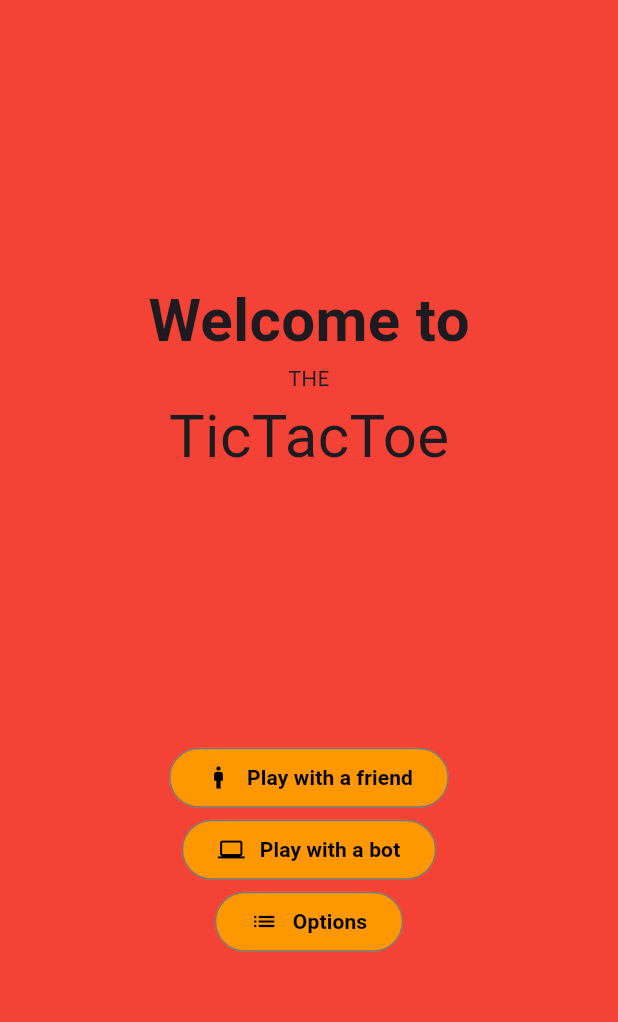
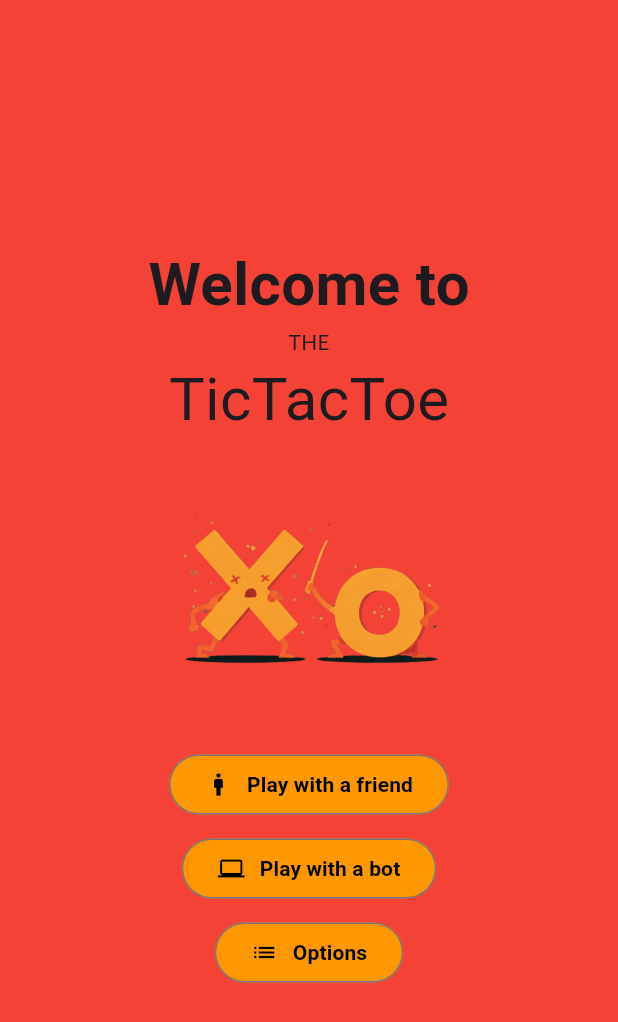
Before and after one commit to Nagepo/TicTacToe, a Flutter app: the screen it shows after launch, on a phone screen of 412 x 824 dp. Shown: the top 1022 px of the screen. Run offline on Flutter 3.47's test engine with Material 3 defaults, Android fonts, the phone set to English and light mode, and no system bars; our stand-ins replace google_fonts.

```diff
--- a/lib/main.dart
+++ b/lib/main.dart
@@ -4,13 +4,9 @@ import 'package:google_fonts/google_fonts.dart';
 import 'package:tictactoe/pages/with_bot.dart';
 import 'package:tictactoe/pages/with_player.dart';
 
-//TODO 0- Cambiare root di Github in modo da sincronizzare codice
 //TODO 1- Pulire codice
-//TODO 2- Risolvere problema assets
 //TODO 3- Provare a mettere sfondo in moviemento, o trovare sfondo bello
 //TODO 4- Trovare armocromia per app totale
-
-//TODO extra - CONTROLLARE SE FUNZIONA IL GITHUB WORLD
 
 void main() {
   //this is for the device app orientation
@@ -28,12 +24,8 @@ class MyApp extends StatelessWidget {
 
   @override
   Widget build(BuildContext context) {
-    return MaterialApp(
-      theme: ThemeData(
-        scaffoldBackgroundColor: Colors.white,
-        //textTheme: GoogleFonts.dotoTextTheme()
-      ),
-      home: const MyHomePage(),
+    return const MaterialApp(
+      home: MyHomePage(),
       debugShowCheckedModeBanner: false,
     );
   }
@@ -47,13 +39,7 @@ class MyHomePage extends StatefulWidget {
 }
 
 class _MyHomePageState extends State<MyHomePage> {
-  TextStyle titleText = const TextStyle(
-    fontSize: 40,
-    fontWeight: FontWeight.bold,
-    fontFamily: "Fantasy",
-  );
-
-  buttonPacking(x, y) {
+  buttonPacking(String x, IconData y) {
     return Row(
       mainAxisSize: MainAxisSize.min,
       children: [
@@ -65,7 +51,7 @@ class _MyHomePageState extends State<MyHomePage> {
           width: 10,
         ),
         Text(
-          "$x",
+          x,
           style: GoogleFonts.pixelifySans(
             color: Colors.black,
             fontWeight: FontWeight.bold,
@@ -82,7 +68,6 @@ class _MyHomePageState extends State<MyHomePage> {
       body: Center(
         child: Column(
           mainAxisSize: MainAxisSize.min,
-          //mainAxisAlignment: MainAxisAlignment.center,
           children: [
             const Text(
               "Welcome to",
@@ -99,14 +84,17 @@ class _MyHomePageState extends State<MyHomePage> {
               "TicTacToe",
               style: GoogleFonts.pixelifySans(fontSize: 40),
             ),
-            const SizedBox(
-              height: 175,
+            //this is an AI generated image for the nice homescreen
+            const Image(
+              height: 200,
+              image: AssetImage("assets/Gemini.png"),
             ),
-            //TODO risolvere asset
-            /*const Image(
-              image: AssetImage("assets/gemini.png"),
-            ),*/
-            OutlinedButton(
+            //this column is for the button section
+            Column(
+              children: [
+                Padding(
+                  padding: const EdgeInsets.all(4.0),
+                  child: OutlinedButton(
                     onPressed: () {
                       Navigator.of(context).push(
                         MaterialPageRoute(
@@ -119,7 +107,10 @@ class _MyHomePageState extends State<MyHomePage> {
                     ),
                     child: buttonPacking("Play with a friend", Icons.man),
                   ),
-            OutlinedButton(
+                ),
+                Padding(
+                  padding: const EdgeInsets.all(4.0),
+                  child: OutlinedButton(
                     onPressed: () {
                       Navigator.of(context).push(
                         MaterialPageRoute(
@@ -132,12 +123,18 @@ class _MyHomePageState extends State<MyHomePage> {
                     ),
                     child: buttonPacking("Play with a bot", Icons.computer),
                   ),
-            OutlinedButton(
+                ),
+                Padding(
+                  padding: const EdgeInsets.all(4.0),
+                  child: OutlinedButton(
                     onPressed: () {},
                     style: const ButtonStyle(
                       backgroundColor: WidgetStatePropertyAll(Colors.orange),
                     ),
                     child: buttonPacking("Options", Icons.list),
+                  ),
+                ),
+              ],
             ),
           ],
         ),
--- a/pubspec.yaml
+++ b/pubspec.yaml
@@ -59,6 +59,10 @@ flutter:
   # included with your application, so that you can use the icons in
   # the material Icons class.
   uses-material-design: true
+  assets:
+    - assets/Gemini.png
+    - assets/O.png
+    - assets/X.png
 
   # To add assets to your application, add an assets section, like this:
   # assets:
```
Also changed, not shown: lib/pages/with_bot.dart (+164 -4 lines), assets/Gemini.png (added), assets/O.png (added), assets/X.png (added). Lines whose indentation alone changed are shown as unchanged.
